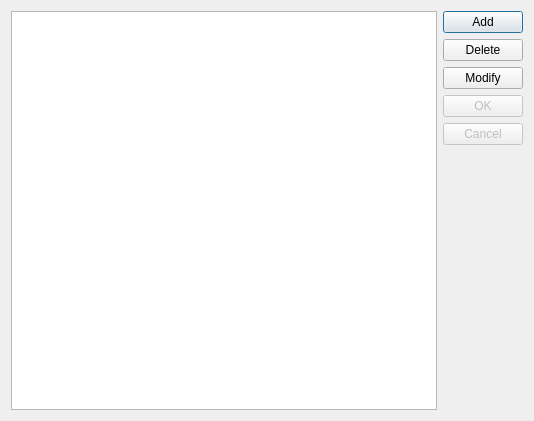
The window that ui/DeviceInfo.ui (binnary/BSCJZ8) describes before a commit, drawn with Qt 5.
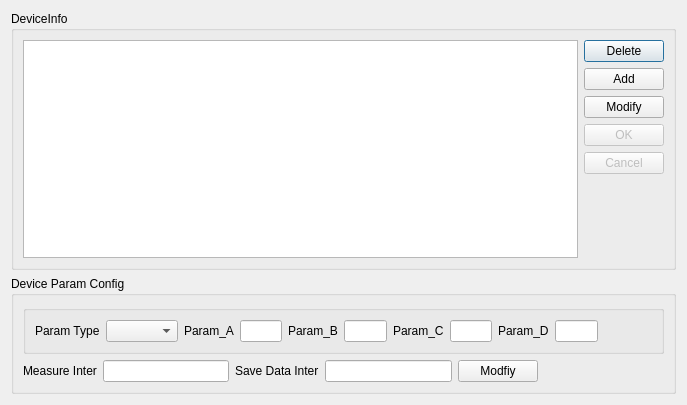
The same window after the commit.

Diff of the .ui file:
```diff
--- a/ui/DeviceInfo.ui
+++ b/ui/DeviceInfo.ui
@@ -6,26 +6,25 @@
    <rect>
     <x>0</x>
     <y>0</y>
-    <width>534</width>
-    <height>421</height>
+    <width>687</width>
+    <height>405</height>
    </rect>
   </property>
   <property name="windowTitle">
    <string>Device Manager</string>
   </property>
+  <layout class="QGridLayout" name="gridLayout_4">
+   <item row="0" column="0">
+    <widget class="QGroupBox" name="groupBox">
+     <property name="title">
+      <string>DeviceInfo</string>
+     </property>
   <layout class="QGridLayout" name="gridLayout">
    <item row="0" column="0">
     <widget class="QTreeView" name="tableView"/>
    </item>
    <item row="0" column="1">
     <layout class="QVBoxLayout" name="verticalLayout">
-     <item>
-      <widget class="QPushButton" name="pushButton_Add">
-       <property name="text">
-        <string>Add</string>
-       </property>
-      </widget>
-     </item>
      <item>
       <widget class="QPushButton" name="pushButton_Del">
        <property name="text">
@@ -34,7 +33,14 @@
       </widget>
      </item>
      <item>
-      <widget class="QPushButton" name="pushButton_Modify">
+         <widget class="QPushButton" name="pushButton_Add">
+          <property name="text">
+           <string>Add</string>
+          </property>
+         </widget>
+        </item>
+        <item>
+         <widget class="QPushButton" name="pushButton_ModifyDevInfo">
        <property name="text">
         <string>Modify</string>
        </property>
@@ -74,6 +80,175 @@
       </spacer>
      </item>
     </layout>
+      </item>
+      <item row="0" column="0">
+       <widget class="QTreeView" name="tableView"/>
+      </item>
+     </layout>
+    </widget>
+   </item>
+   <item row="1" column="0">
+    <widget class="QGroupBox" name="groupBox_2">
+     <property name="title">
+      <string>Device Param Config</string>
+     </property>
+     <layout class="QGridLayout" name="gridLayout_3">
+      <item row="0" column="0">
+       <widget class="QGroupBox" name="groupBox_3">
+        <property name="title">
+         <string/>
+        </property>
+        <property name="flat">
+         <bool>false</bool>
+        </property>
+        <property name="checkable">
+         <bool>false</bool>
+        </property>
+        <layout class="QGridLayout" name="gridLayout_2">
+         <item row="0" column="0">
+          <layout class="QHBoxLayout" name="horizontalLayout_9">
+           <item>
+            <layout class="QHBoxLayout" name="horizontalLayout">
+             <item>
+              <widget class="QLabel" name="label_2">
+               <property name="text">
+                <string>Param Type</string>
+               </property>
+              </widget>
+             </item>
+             <item>
+              <widget class="QComboBox" name="comboBox_ParamType"/>
+             </item>
+            </layout>
+           </item>
+           <item>
+            <layout class="QHBoxLayout" name="horizontalLayout_5">
+             <item>
+              <widget class="QLabel" name="label_12">
+               <property name="text">
+                <string>Param_A</string>
+               </property>
+              </widget>
+             </item>
+             <item>
+              <widget class="QLineEdit" name="lineEdit_ParamA"/>
+             </item>
+            </layout>
+           </item>
+           <item>
+            <layout class="QHBoxLayout" name="horizontalLayout_6">
+             <item>
+              <widget class="QLabel" name="label_13">
+               <property name="text">
+                <string>Param_B</string>
+               </property>
+              </widget>
+             </item>
+             <item>
+              <widget class="QLineEdit" name="lineEdit_ParamB"/>
+             </item>
+            </layout>
+           </item>
+           <item>
+            <layout class="QHBoxLayout" name="horizontalLayout_7">
+             <item>
+              <widget class="QLabel" name="label_14">
+               <property name="text">
+                <string>Param_C</string>
+               </property>
+              </widget>
+             </item>
+             <item>
+              <widget class="QLineEdit" name="lineEdit_ParamC"/>
+             </item>
+            </layout>
+           </item>
+           <item>
+            <layout class="QHBoxLayout" name="horizontalLayout_8">
+             <item>
+              <widget class="QLabel" name="label_15">
+               <property name="text">
+                <string>Param_D</string>
+               </property>
+              </widget>
+             </item>
+             <item>
+              <widget class="QLineEdit" name="lineEdit_ParamD"/>
+             </item>
+            </layout>
+           </item>
+           <item>
+            <spacer name="horizontalSpacer_2">
+             <property name="orientation">
+              <enum>Qt::Horizontal</enum>
+             </property>
+             <property name="sizeHint" stdset="0">
+              <size>
+               <width>120</width>
+               <height>22</height>
+              </size>
+             </property>
+            </spacer>
+           </item>
+          </layout>
+         </item>
+        </layout>
+       </widget>
+      </item>
+      <item row="1" column="0">
+       <layout class="QHBoxLayout" name="horizontalLayout_2">
+        <item>
+         <widget class="QLabel" name="label_10">
+          <property name="text">
+           <string>Measure Inter</string>
+          </property>
+         </widget>
+        </item>
+        <item>
+         <widget class="QLineEdit" name="lineEdit_MeasureInterTime">
+          <property name="enabled">
+           <bool>true</bool>
+          </property>
+         </widget>
+        </item>
+        <item>
+         <widget class="QLabel" name="label_11">
+          <property name="text">
+           <string>Save Data Inter</string>
+          </property>
+         </widget>
+        </item>
+        <item>
+         <widget class="QLineEdit" name="lineEdit_SaveInterTime">
+          <property name="enabled">
+           <bool>true</bool>
+          </property>
+         </widget>
+        </item>
+        <item>
+         <widget class="QPushButton" name="pushButton_ModifyParam">
+          <property name="text">
+           <string>Modfiy</string>
+          </property>
+         </widget>
+        </item>
+        <item>
+         <spacer name="horizontalSpacer">
+          <property name="orientation">
+           <enum>Qt::Horizontal</enum>
+          </property>
+          <property name="sizeHint" stdset="0">
+           <size>
+            <width>40</width>
+            <height>20</height>
+           </size>
+          </property>
+         </spacer>
+        </item>
+       </layout>
+      </item>
+     </layout>
+    </widget>
    </item>
   </layout>
  </widget>
```
Left out of the diff: 3 changed lines with no effect on the pictures. Lines whose indentation alone changed are shown as unchanged.
